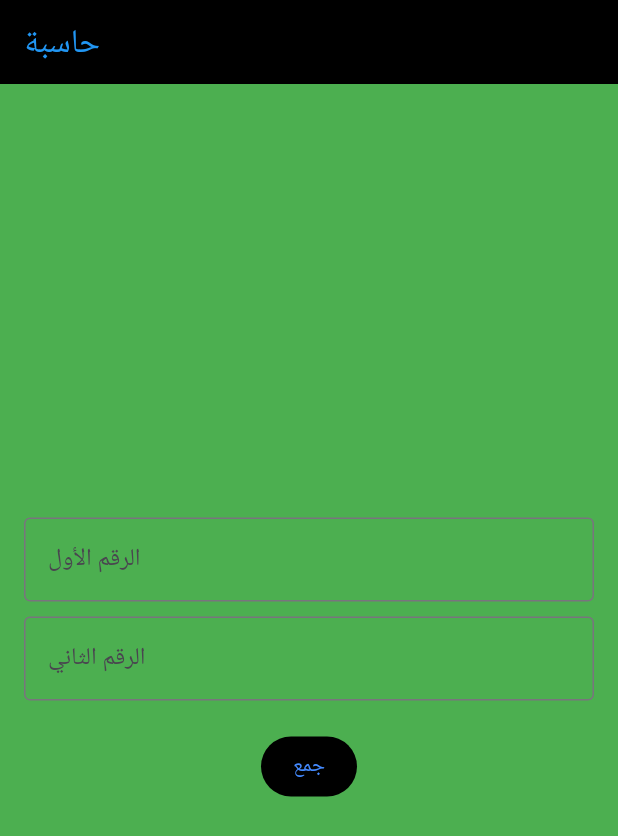
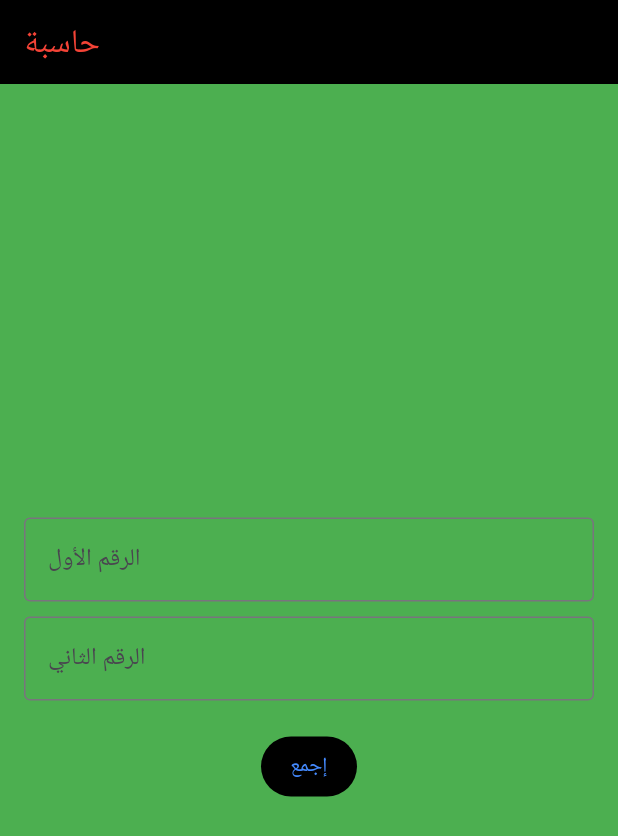
Before and after one commit to MishalTouhiri/MyAp, a Flutter app: the screen it shows after launch, on a phone screen of 412 x 824 dp. Shown: the top 836 px of the screen. Run offline on Flutter 3.47's test engine with Material 3 defaults, Android fonts, the phone set to English and light mode, and no system bars.

Commit message:
fix: changed the color of the title from blue to red

```diff
--- a/lib/main.dart
+++ b/lib/main.dart
@@ -45,7 +45,7 @@ class _CalculatorPageState extends State<Calculator> {
       appBar: AppBar(
         title: Text(
           'حاسبة',
-          style: TextStyle(color: Colors.blue),
+          style: TextStyle(color: Colors.red),
         ),
         backgroundColor: Colors.black,
       ),
@@ -79,7 +79,7 @@ class _CalculatorPageState extends State<Calculator> {
                 foregroundColor: Colors.blueAccent,
                 backgroundColor: Colors.black,
               ),
-              child: Text('جمع'),
+              child: Text('إجمع'),
             ),
           ],
         ),
```
